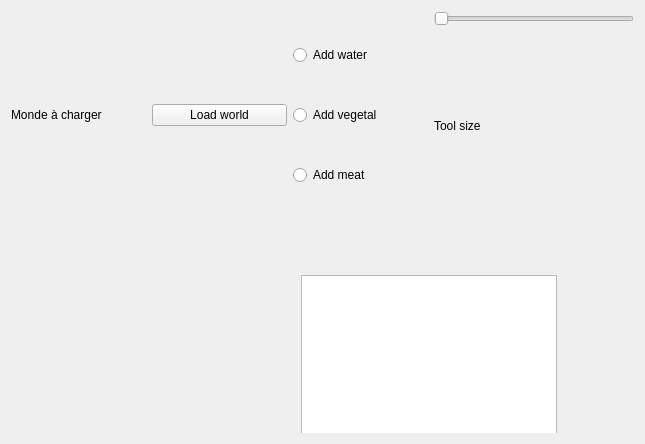
Before: the Qt Designer form WorldCreatorResourcesWidget.ui in Xaxetrov/Fil-Rouge, drawn with Qt 5.
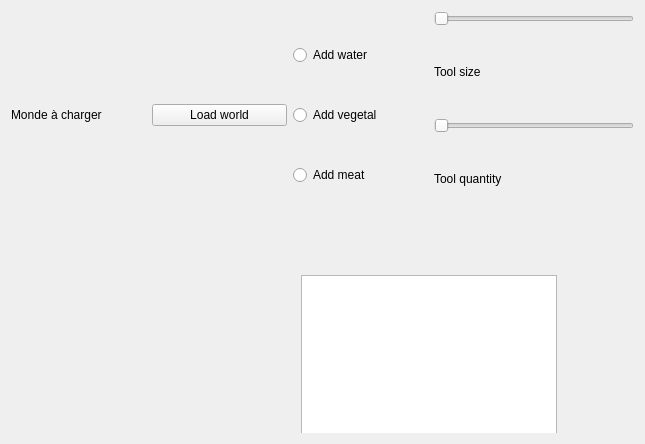
After: the same form once the commit is applied.

Commit message: Added a quantity slider

```diff
--- a/WorldCreatorResourcesWidget.ui
+++ b/WorldCreatorResourcesWidget.ui
@@ -98,6 +98,26 @@
          </property>
         </widget>
        </item>
+       <item>
+        <widget class="QSlider" name="sl_toolQuantity">
+         <property name="maximumSize">
+          <size>
+           <width>200</width>
+           <height>16777215</height>
+          </size>
+         </property>
+         <property name="orientation">
+          <enum>Qt::Horizontal</enum>
+         </property>
+        </widget>
+       </item>
+       <item>
+        <widget class="QLabel" name="lb_slider_quantity">
+         <property name="text">
+          <string>Tool quantity</string>
+         </property>
+        </widget>
+       </item>
       </layout>
      </item>
     </layout>
```
Left out of the diff: 2 changed lines with no effect on the pictures. The commit also changes 2 other files.
